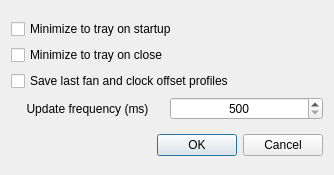
Qt form ui/settings_dialog.ui (AlexandrAlexeev7119/NvCtrl-linux) before a commit.
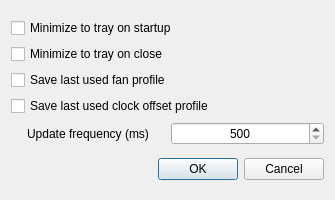
The same form after that commit.

Commit message: separate fan and clock offset profiles saving

Diff of the .ui file:
```diff
--- a/ui/settings_dialog.ui
+++ b/ui/settings_dialog.ui
@@ -6,8 +6,8 @@
    <rect>
     <x>0</x>
     <y>0</y>
-    <width>334</width>
-    <height>175</height>
+    <width>335</width>
+    <height>200</height>
    </rect>
   </property>
   <property name="windowTitle">
@@ -16,6 +16,16 @@
   <layout class="QGridLayout" name="gridLayout">
    <item row="0" column="0" colspan="3">
     <layout class="QGridLayout" name="gridLayout_2">
+     <item row="0" column="0" colspan="2">
+      <widget class="QCheckBox" name="checkBox_minimize_to_tray_on_startup">
+       <property name="layoutDirection">
+        <enum>Qt::LeftToRight</enum>
+       </property>
+       <property name="text">
+        <string>Minimize to tray on startup</string>
+       </property>
+      </widget>
+     </item>
      <item row="1" column="0" colspan="2">
       <widget class="QCheckBox" name="checkBox_minimize_to_tray_on_close">
        <property name="layoutDirection">
@@ -26,7 +36,7 @@
        </property>
       </widget>
      </item>
-     <item row="3" column="0">
+     <item row="4" column="0">
       <widget class="QLabel" name="label_update_freq">
        <property name="text">
         <string>Update frequency (ms)</string>
@@ -36,17 +46,14 @@
        </property>
       </widget>
      </item>
-     <item row="0" column="0" colspan="2">
-      <widget class="QCheckBox" name="checkBox_minimize_to_tray_on_startup">
-       <property name="layoutDirection">
-        <enum>Qt::LeftToRight</enum>
-       </property>
+     <item row="2" column="0" colspan="2">
+      <widget class="QCheckBox" name="checkBox_save_last_used_fan_profile">
        <property name="text">
-        <string>Minimize to tray on startup</string>
+        <string>Save last used fan profile</string>
        </property>
       </widget>
      </item>
-     <item row="3" column="1">
+     <item row="4" column="1">
       <widget class="QSpinBox" name="spinBox_update_freq">
        <property name="alignment">
         <set>Qt::AlignCenter</set>
@@ -65,10 +72,10 @@
        </property>
       </widget>
      </item>
-     <item row="2" column="0" colspan="2">
-      <widget class="QCheckBox" name="checkBox_save_last_fan_and_clock_offset_profiles">
+     <item row="3" column="0" colspan="2">
+      <widget class="QCheckBox" name="checkBox_save_last_used_clock_offset_profile">
        <property name="text">
-        <string>Save last fan and clock offset profiles</string>
+        <string>Save last used clock offset profile</string>
        </property>
       </widget>
      </item>
```
The commit also changes 4 other files.
